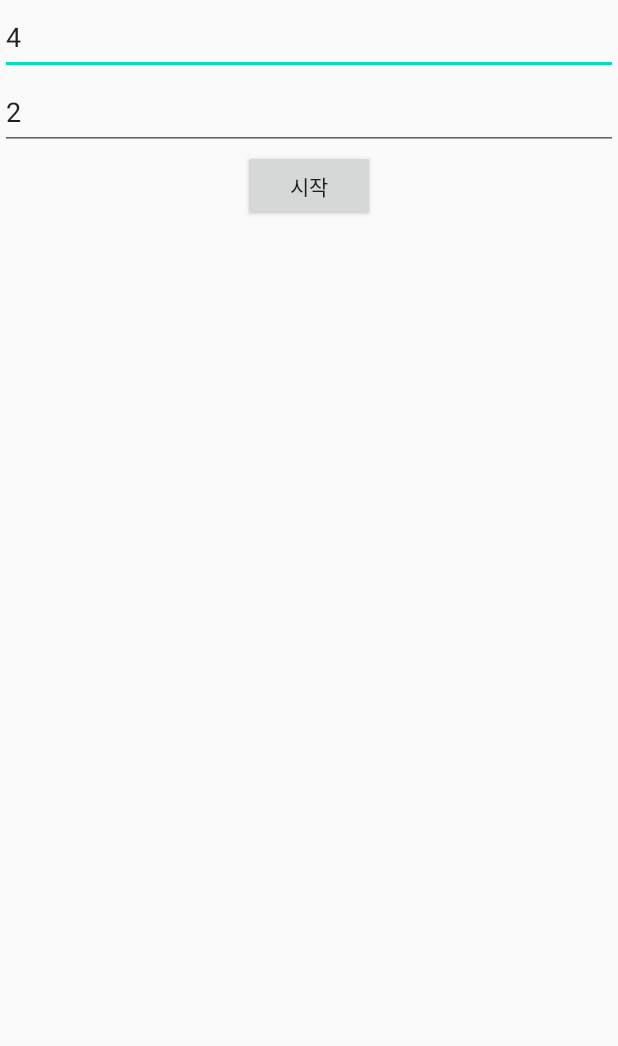
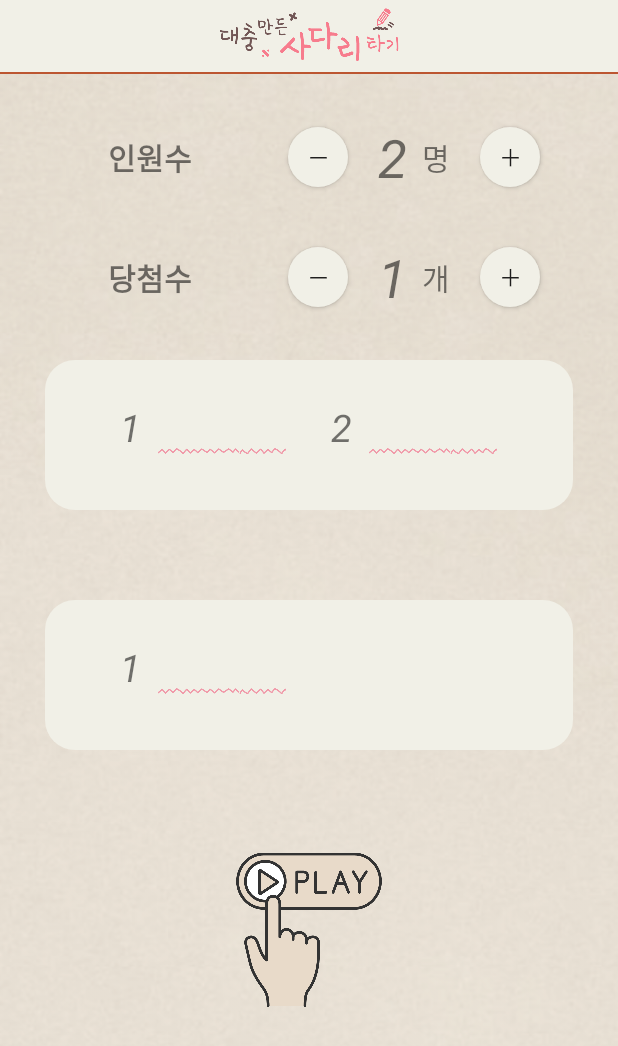
Before and after one commit to cherrypicker1113/InnocentGhostLeg, an Android app: the DrawLotsInputFragment screen opened directly, with no data from a screen before it, on a phone screen of 412 x 824 dp. Shown: the top 1046 px of the screen. Run offline under Robolectric (Android 15) with nearby library versions, the phone set to English and light mode, and no system bars.

Commit message:
#31 뽑기 입력 화면 대충

```diff
--- a/app/src/main/java/com/innocent/ghostleg/DrawLotsInputFragment.kt
+++ b/app/src/main/java/com/innocent/ghostleg/DrawLotsInputFragment.kt
@@ -8,9 +8,17 @@ import android.view.View
 import android.view.ViewGroup
 import com.innocent.ghostleg.databinding.FragmentDrawLotsInputBinding
 
+const val MAX_MEMBER_COUNT: Int = 8
+const val MIN_MEMBER_COUNT: Int = 2
+const val MIN_WINNER_COUNT: Int = 1
+
 class DrawLotsInputFragment : Fragment() {
     private lateinit var binding: FragmentDrawLotsInputBinding
     private lateinit var listener: DrawLotsInputListener
+    private var memberCount: Int = MIN_MEMBER_COUNT
+    private var winnerCount: Int = MIN_WINNER_COUNT
+    private lateinit var memberListAdapter: HrgwonAdapter
+    private lateinit var winnerListAdapter: HrgwonAdapter
 
     override fun onCreateView(
         inflater: LayoutInflater,
@@ -18,13 +26,82 @@ class DrawLotsInputFragment : Fragment() {
         savedInstanceState: Bundle?
     ): View {
         binding = FragmentDrawLotsInputBinding.inflate(inflater, container, false)
-        binding.submitButton.setOnClickListener {
+
+        initMemberSettingView()
+        initWinnerSettingView()
+
+        binding.btnPlay.setOnClickListener {
             listener.onCompleteDrawLotsInput(
-                Integer.parseInt(binding.totalCountInput.text.toString()),
-                Integer.parseInt(binding.selectCountInput.text.toString())
+                Integer.parseInt(binding.memberCounter.tvNum.text.toString()),
+                Integer.parseInt(binding.winnerCounter.tvNum.text.toString())
             )
         }
         return binding.root
+    }
+
+    private fun initMemberSettingView() {
+        memberListAdapter = HrgwonAdapter(context!!, arrayListOf())
+        binding.memberListView.adapter = memberListAdapter
+
+        binding.memberCounter.btnIncrease.setOnClickListener {
+            if (memberCount < MAX_MEMBER_COUNT) {
+                memberCount++
+            }
+            updateMemberSettingView()
+        }
+        binding.memberCounter.btnDecrease.setOnClickListener {
+            if (memberCount > MIN_MEMBER_COUNT) {
+                memberCount--
+            }
+            updateMemberSettingView()
+        }
+
+        updateMemberSettingView(0)
+    }
+
+    private fun initWinnerSettingView() {
+        winnerListAdapter = HrgwonAdapter(context!!, arrayListOf())
+        binding.winnerListView.adapter = winnerListAdapter
+
+        binding.winnerCounter.tvTitle.text = "당첨수"
+        binding.winnerCounter.tvUnit.text = "개"
+
+        binding.winnerCounter.btnIncrease.setOnClickListener {
+            if (winnerCount < memberCount - 1) {
+                winnerCount++
+            }
+            updateWinnerSettingView()
+        }
+        binding.winnerCounter.btnDecrease.setOnClickListener {
+            if (winnerCount > MIN_WINNER_COUNT) {
+                winnerCount--
+            }
+            updateWinnerSettingView()
+        }
+
+        updateWinnerSettingView(0)
+    }
+
+    private fun updateMemberSettingView(beforeCount: Int = memberListAdapter.count) {
+        binding.memberCounter.tvNum.text = memberCount.toString()
+        if (beforeCount < memberCount) {
+            for (i in beforeCount until memberCount)
+                memberListAdapter.addItem(Data(i + 1, ""))
+        } else if (beforeCount > memberCount) {
+            for (i in memberCount until beforeCount)
+                memberListAdapter.removeItem()
+        }
+    }
+
+    private fun updateWinnerSettingView(beforeCount: Int = winnerListAdapter.count) {
+        binding.winnerCounter.tvNum.text = winnerCount.toString()
+        if (beforeCount < winnerCount) {
+            for (i in beforeCount until winnerCount)
+                winnerListAdapter.addItem(Data(i + 1, ""))
+        } else if (beforeCount > winnerCount) {
+            for (i in winnerCount until beforeCount)
+                winnerListAdapter.removeItem()
+        }
     }
 
     override fun onAttach(context: Context?) {
--- /dev/null
+++ b/app/src/main/java/com/innocent/ghostleg/common/ExpandableHeightGridView.kt
@@ -0,0 +1,25 @@
+package com.innocent.ghostleg.common
+
+import android.content.Context
+import android.util.AttributeSet
+import android.widget.GridView
+
+class ExpandableHeightGridView : GridView {
+
+    constructor(context: Context?) : super(context)
+    constructor(context: Context?, attrs: AttributeSet?) : super(context, attrs)
+    constructor(
+        context: Context?, attrs: AttributeSet?,
+        defStyle: Int
+    ) : super(context, attrs, defStyle)
+
+    public override fun onMeasure(widthMeasureSpec: Int, heightMeasureSpec: Int) {
+        val expandSpec = MeasureSpec.makeMeasureSpec(
+            MEASURED_SIZE_MASK,
+            MeasureSpec.AT_MOST
+        )
+        super.onMeasure(widthMeasureSpec, expandSpec)
+        val params = layoutParams
+        params.height = measuredHeight
+    }
+}
--- a/app/src/main/res/layout/activity_draw_lots.xml
+++ b/app/src/main/res/layout/activity_draw_lots.xml
@@ -1,7 +1,13 @@
 <?xml version="1.0" encoding="utf-8"?>
-<android.support.constraint.ConstraintLayout xmlns:android="http://schemas.android.com/apk/res/android"
+<LinearLayout xmlns:android="http://schemas.android.com/apk/res/android"
+    xmlns:tools="http://schemas.android.com/tools"
     android:layout_width="match_parent"
-    android:layout_height="match_parent">
+    android:layout_height="match_parent"
+    android:orientation="vertical"
+    android:background="@drawable/background"
+    tools:context=".DrawLotsActivity">
+
+    <include layout="@layout/layout_menubar"/>
 
     <FrameLayout
         android:id="@+id/frameLayout"
@@ -9,4 +15,4 @@
         android:layout_height="match_parent">
     </FrameLayout>
 
-</android.support.constraint.ConstraintLayout>
+</LinearLayout>
--- a/app/src/main/res/layout/fragment_draw_lots_input.xml
+++ b/app/src/main/res/layout/fragment_draw_lots_input.xml
@@ -1,34 +1,69 @@
 <?xml version="1.0" encoding="utf-8"?>
-<android.support.constraint.ConstraintLayout xmlns:android="http://schemas.android.com/apk/res/android"
+<ScrollView xmlns:android="http://schemas.android.com/apk/res/android"
     android:layout_width="match_parent"
     android:layout_height="match_parent">
 
     <LinearLayout
         android:layout_width="match_parent"
-        android:layout_height="match_parent"
-        android:orientation="vertical"
-        android:gravity="center_horizontal">
+        android:layout_height="wrap_content"
+        android:orientation="vertical">
 
-        <EditText
-            android:id="@+id/totalCountInput"
-            android:text="4"
-            android:inputType="text"
+        <LinearLayout
             android:layout_width="match_parent"
-            android:layout_height="50dp" />
+            android:layout_height="wrap_content"
+            android:orientation="vertical">
 
-        <EditText
-            android:id="@+id/selectCountInput"
-            android:text="2"
-            android:inputType="text"
+            <include
+                android:id="@+id/member_counter"
+                layout="@layout/layout_counter" />
+
+            <include
+                android:id="@+id/winner_counter"
+                layout="@layout/layout_counter" />
+
+        </LinearLayout>
+
+        <com.innocent.ghostleg.common.ExpandableHeightGridView
+            android:id="@+id/memberListView"
             android:layout_width="match_parent"
-            android:layout_height="50dp" />
+            android:layout_height="wrap_content"
+            android:layout_margin="30dp"
+            android:background="@drawable/btn_radius"
+            android:horizontalSpacing="30dp"
+            android:numColumns="2"
+            android:paddingHorizontal="50dp"
+            android:paddingTop="20dp"
+            android:paddingBottom="30dp" />
 
-        <Button
-            android:id="@+id/submitButton"
-            android:layout_width="wrap_content"
+        <com.innocent.ghostleg.common.ExpandableHeightGridView
+            android:id="@+id/winnerListView"
+            android:layout_width="match_parent"
             android:layout_height="wrap_content"
-            android:text="시작" />
+            android:layout_margin="30dp"
+            android:background="@drawable/btn_radius"
+            android:horizontalSpacing="30dp"
+            android:numColumns="2"
+            android:paddingHorizontal="50dp"
+            android:paddingTop="20dp"
+            android:paddingBottom="30dp" />
+
+        <LinearLayout
+            android:layout_width="match_parent"
+            android:layout_height="0dp"
+            android:layout_marginVertical="30dp"
+            android:layout_weight="1"
+            android:orientation="vertical"
+            android:paddingHorizontal="30dp">
+
+            <ImageView
+                android:id="@+id/btn_play"
+                android:layout_width="wrap_content"
+                android:layout_height="120dp"
+                android:layout_gravity="center_horizontal"
+                android:scaleType="centerInside"
+                android:src="@drawable/btn_play" />
+
+        </LinearLayout>
 
     </LinearLayout>
-
-</android.support.constraint.ConstraintLayout>
+</ScrollView>
```
